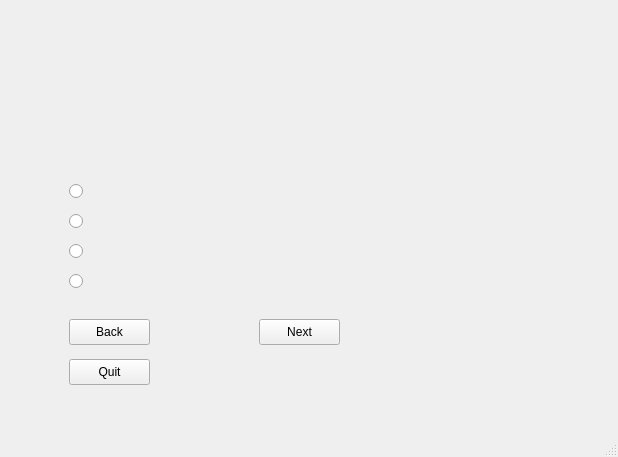
Above: Quiz_GUI_QT.ui from MajBill/AI_Quiz_Gen before the change. Below: the same form after it.
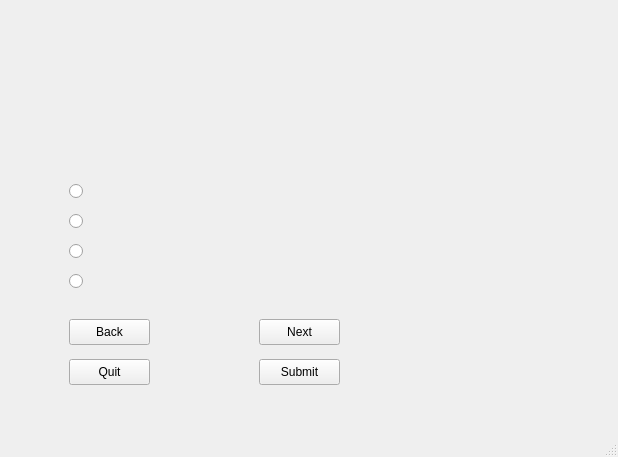
That is the form after the change. The open tabs and pages were chosen to show the change.

The edit to the form file:
```diff
--- a/Quiz_GUI_QT.ui
+++ b/Quiz_GUI_QT.ui
@@ -231,6 +231,19 @@
          <string notr="true">buttonGroup_1</string>
         </attribute>
        </widget>
+       <widget class="QPushButton" name="btnSubmit">
+        <property name="geometry">
+         <rect>
+          <x>250</x>
+          <y>350</y>
+          <width>81</width>
+          <height>26</height>
+         </rect>
+        </property>
+        <property name="text">
+         <string>Submit</string>
+        </property>
+       </widget>
       </widget>
       <widget class="QWidget" name="pageResults">
        <widget class="QPushButton" name="btnTryNew">
```
Left out of the diff: 2 changed lines with no effect on the pictures.
